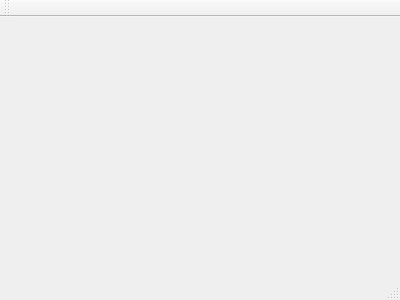
Before: the Qt Designer form mainwindow.ui in aerth/gsutil-qt, drawn with Qt 5.
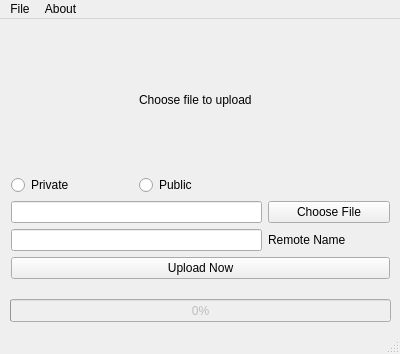
After: the same form once the commit is applied.

Diff of the .ui file:
```diff
--- a/mainwindow.ui
+++ b/mainwindow.ui
@@ -1,24 +1,142 @@
 <ui version="4.0">
  <class>MainWindow</class>
- <widget class="QMainWindow" name="MainWindow" >
-  <property name="geometry" >
+ <widget class="QMainWindow" name="MainWindow">
+  <property name="geometry">
    <rect>
     <x>0</x>
     <y>0</y>
     <width>400</width>
-    <height>300</height>
+    <height>354</height>
    </rect>
   </property>
   <property name="windowTitle" >
    <string>MainWindow</string>
   </property>
-  <widget class="QMenuBar" name="menuBar" />
-  <widget class="QToolBar" name="mainToolBar" />
-  <widget class="QWidget" name="centralWidget" />
-  <widget class="QStatusBar" name="statusBar" />
+  <widget class="QWidget" name="centralWidget">
+   <widget class="QWidget" name="verticalLayoutWidget">
+    <property name="geometry">
+     <rect>
+      <x>0</x>
+      <y>0</y>
+      <width>401</width>
+      <height>271</height>
+     </rect>
+    </property>
+    <layout class="QVBoxLayout" name="verticalLayout">
+     <item>
+      <layout class="QGridLayout" name="gridLayout">
+       <item row="5" column="2">
+        <widget class="QPushButton" name="btn_chooseFile">
+         <property name="text">
+          <string>Choose File</string>
+         </property>
+        </widget>
+       </item>
+       <item row="6" column="0" colspan="2">
+        <widget class="QLineEdit" name="editRemotename"/>
+       </item>
+       <item row="7" column="0" colspan="3">
+        <widget class="QPushButton" name="btn_upload">
+         <property name="text">
+          <string>Upload Now</string>
+         </property>
+        </widget>
+       </item>
+       <item row="5" column="0" colspan="2">
+        <widget class="QLineEdit" name="editFilename"/>
+       </item>
+       <item row="0" column="1" colspan="2">
+        <widget class="QLabel" name="topLabel">
+         <property name="text">
+          <string>Choose file to upload</string>
+         </property>
+        </widget>
+       </item>
+       <item row="2" column="1">
+        <widget class="QRadioButton" name="radioPublic">
+         <property name="text">
+          <string>Public</string>
+         </property>
+        </widget>
+       </item>
+       <item row="2" column="0">
+        <widget class="QRadioButton" name="radioPrivate">
+         <property name="text">
+          <string>Private</string>
+         </property>
+        </widget>
+       </item>
+       <item row="6" column="2">
+        <widget class="QLabel" name="remoteNameLabel">
+         <property name="text">
+          <string>Remote Name</string>
+         </property>
+        </widget>
+       </item>
+      </layout>
+     </item>
+    </layout>
+   </widget>
+   <widget class="QProgressBar" name="progressBar">
+    <property name="enabled">
+     <bool>false</bool>
+    </property>
+    <property name="geometry">
+     <rect>
+      <x>10</x>
+      <y>280</y>
+      <width>381</width>
+      <height>23</height>
+     </rect>
+    </property>
+    <property name="maximum">
+     <number>1</number>
+    </property>
+    <property name="value">
+     <number>0</number>
+    </property>
+   </widget>
+  </widget>
+  <widget class="QMenuBar" name="menuBar">
+   <property name="geometry">
+    <rect>
+     <x>0</x>
+     <y>0</y>
+     <width>400</width>
+     <height>24</height>
+    </rect>
+   </property>
+   <widget class="QMenu" name="menuFile">
+    <property name="title">
+     <string>File</string>
+    </property>
+    <addaction name="actionQuit"/>
+   </widget>
+   <widget class="QMenu" name="menuAbout">
+    <property name="title">
+     <string>About</string>
+    </property>
+    <addaction name="actionVersionString"/>
+   </widget>
+   <addaction name="menuFile"/>
+   <addaction name="menuAbout"/>
+  </widget>
+  <widget class="QStatusBar" name="statusBar"/>
+  <action name="actionQuit">
+   <property name="text">
+    <string>Quit</string>
+   </property>
+   <property name="shortcut">
+    <string>Ctrl+Q</string>
+   </property>
+  </action>
+  <action name="actionVersionString">
+   <property name="text">
+    <string>VersionString</string>
+   </property>
+  </action>
  </widget>
- <layoutDefault spacing="6" margin="11" />
- <pixmapfunction></pixmapfunction>
+ <layoutdefault spacing="6" margin="11"/>
  <resources/>
  <connections/>
 </ui>
```
Left out of the diff: 5 changed lines with no effect on the pictures.
